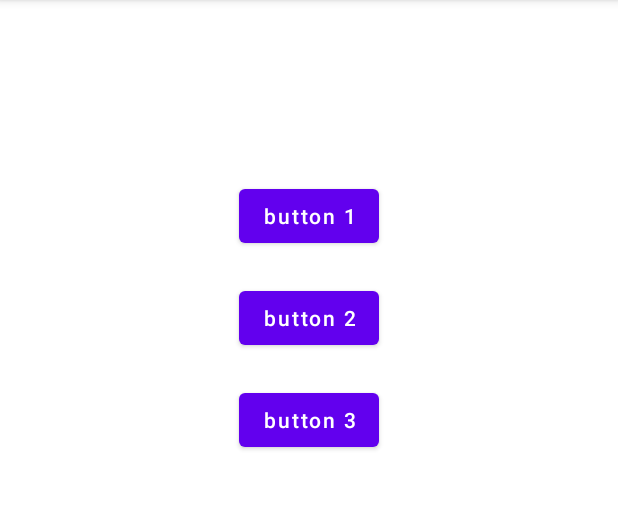
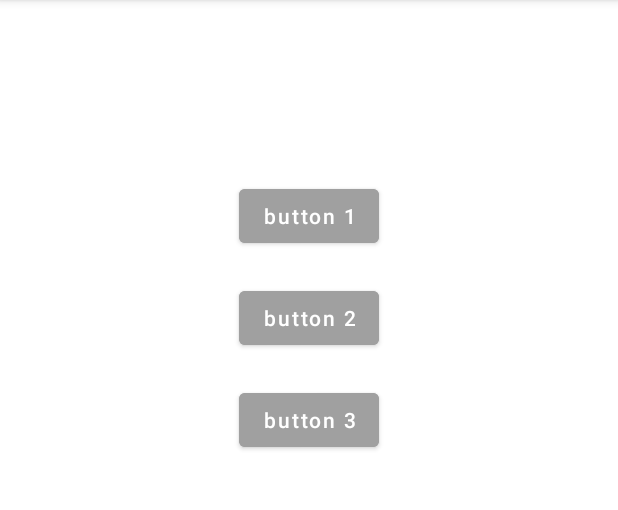
Before and after one commit to wolfwell5/SnowTryAgain, an Android app: the screen it shows after launch (MainActivity), on a phone screen of 412 x 824 dp, the part 84-594 px from its top. Run offline under Robolectric (Android 15) with nearby library versions, the phone set to English and light mode, and no system bars.

Commit message:
xw localization, UI design

```diff
--- a/app/src/main/res/layout/activity_main.xml
+++ b/app/src/main/res/layout/activity_main.xml
@@ -18,7 +18,8 @@
             android:layout_gravity="center"
             android:layout_marginTop="120dp"
             android:textAllCaps="false"
-            android:text="button 1" />
+            android:backgroundTint="@color/gray"
+            android:text="@string/button1" />
 
         <Button
             android:id="@+id/button1"
@@ -27,7 +28,8 @@
             android:layout_gravity="center"
             android:layout_marginTop="20dp"
             android:textAllCaps="false"
-            android:text="button 2" />
+            android:backgroundTint="@color/gray"
+            android:text="@string/button2" />
 
         <Button
             android:id="@+id/button"
@@ -36,7 +38,8 @@
             android:layout_gravity="center"
             android:layout_marginTop="20dp"
             android:textAllCaps="false"
-            android:text="button 3" />
+            android:backgroundTint="@color/gray"
+            android:text="@string/button3" />
 
     </LinearLayout>
 
--- a/app/src/main/res/values/colors.xml
+++ b/app/src/main/res/values/colors.xml
@@ -7,4 +7,5 @@
     <color name="teal_700">#FF018786</color>
     <color name="black">#FF000000</color>
     <color name="white">#FFFFFFFF</color>
+    <color name="gray">#FFA0A0A0</color>
 </resources>
--- a/app/src/main/res/values/strings.xml
+++ b/app/src/main/res/values/strings.xml
@@ -1,3 +1,6 @@
 <resources>
     <string name="app_name">SnowTryAgain</string>
+    <string name="button1">button 1</string>
+    <string name="button2">button 2</string>
+    <string name="button3">button 3</string>
 </resources>
```
Also changed, not shown: 3 other files.
